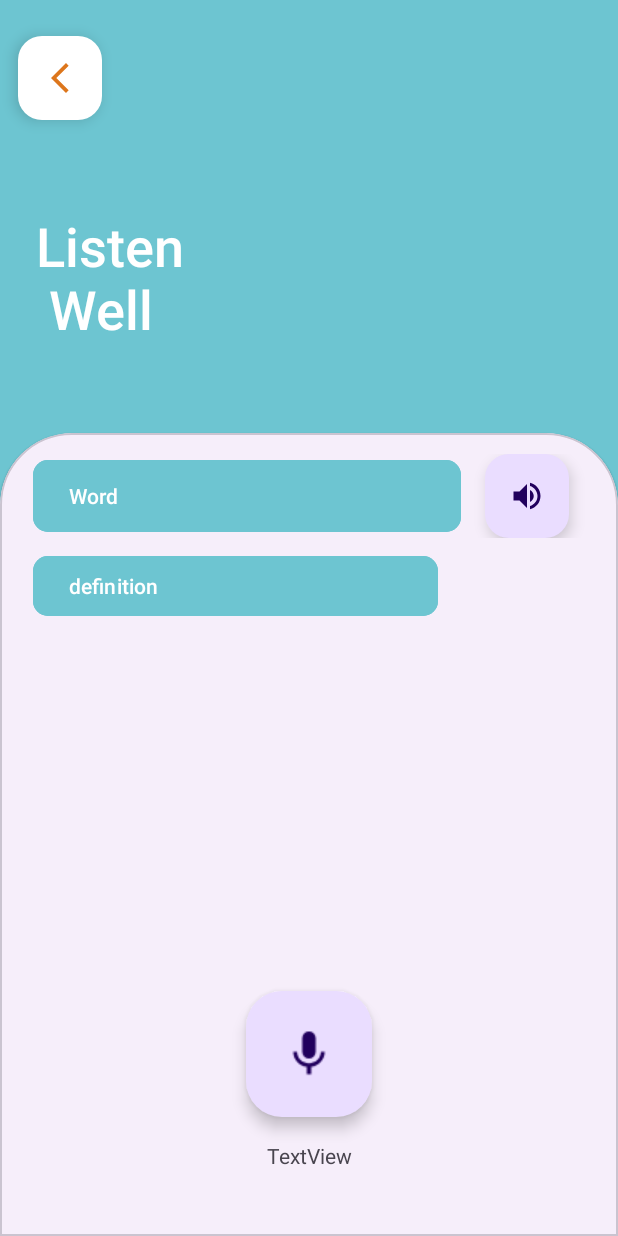
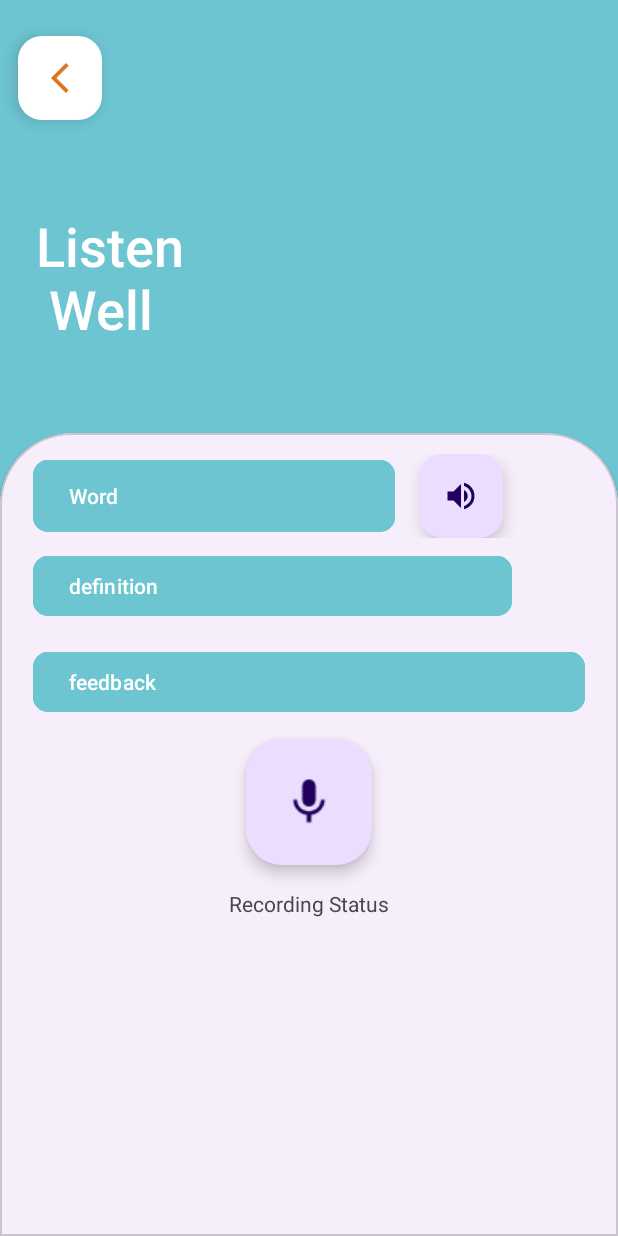
Before and after one commit to hasimiali/CapsEvan, an Android app: the Game screen opened directly, with no data from a screen before it, on a phone screen of 412 x 824 dp. Run offline under Robolectric (Android 15) with nearby library versions, the phone set to English and light mode, and no system bars.

```diff
--- a/Speaktoo/app/src/main/java/com/example/speaktoo/pages/SignUp.kt
+++ b/Speaktoo/app/src/main/java/com/example/speaktoo/pages/SignUp.kt
@@ -44,7 +44,7 @@ class SignUp : AppCompatActivity() {
                                 apply()
                             }
                             Toast.makeText(this@SignUp, "Signup Successful", Toast.LENGTH_SHORT).show()
-                            val intent = Intent(this@SignUp, Proficiency::class.java)
+                            val intent = Intent(this@SignUp, MainActivity::class.java)
                             startActivity(intent)
                         }
                     } else {
--- a/Speaktoo/app/src/main/res/layout/game.xml
+++ b/Speaktoo/app/src/main/res/layout/game.xml
@@ -74,7 +74,7 @@
 
                         <Button
                             android:id="@+id/word"
-                            android:layout_width="285dp"
+                            android:layout_width="241dp"
                             android:layout_height="match_parent"
                             android:layout_marginLeft="8dp"
                             android:layout_marginRight="8dp"
@@ -90,16 +90,17 @@
                             android:layout_height="wrap_content"
                             android:layout_marginLeft="8dp"
                             android:layout_marginRight="8dp"
-                            android:layout_weight="1"
                             android:clickable="true"
                             android:contentDescription="@string/press_to_output_voice"
-                            app:srcCompat="@drawable/baseline_volume_up_24" />
-
+                            app:srcCompat="@drawable/baseline_volume_up_24"
+                            app:fabSize="normal"
+                            android:layout_gravity="center"
+                            />
                     </LinearLayout>
 
                     <Button
                         android:id="@+id/definition"
-                        android:layout_width="270dp"
+                        android:layout_width="319dp"
                         android:layout_height="match_parent"
                         android:layout_marginLeft="8dp"
                         android:layout_marginTop="8dp"
@@ -110,35 +111,47 @@
                         android:textAlignment="textStart"
                         android:textColorLink="@color/blue"
                         app:cornerRadius="10dp" />
-                </LinearLayout>
-            </ScrollView>
+
+                    <Button
+                        android:id="@+id/feedback"
+                        android:layout_width="match_parent"
+                        android:layout_height="match_parent"
+                        android:layout_marginLeft="8dp"
+                        android:layout_marginTop="8dp"
+                        android:layout_marginRight="8dp"
+                        android:layout_marginBottom="8dp"
+                        android:backgroundTint="@color/blue"
+                        android:text="feedback"
+                        android:textAlignment="textStart"
+                        android:textColorLink="@color/blue"
+                        app:cornerRadius="10dp" />
 
                     <com.google.android.material.floatingactionbutton.FloatingActionButton
                         android:id="@+id/microphone"
                         android:layout_width="wrap_content"
                         android:layout_height="wrap_content"
+                        android:layout_gravity="center"
+                        android:layout_marginTop="20dp"
                         android:layout_marginBottom="30dp"
                         android:baselineAlignBottom="true"
                         android:clickable="true"
                         android:contentDescription="@string/press_to_go_input_voice"
                         android:focusable="true"
+                        android:foregroundGravity="center"
                         android:scaleX="1.5"
                         android:scaleY="1.5"
                         app:flow_verticalAlign="center"
-                app:layout_constraintBottom_toTopOf="@+id/microphoneState"
-                app:layout_constraintEnd_toEndOf="parent"
-                app:layout_constraintStart_toStartOf="parent"
                         app:srcCompat="@drawable/baseline_mic_24" />
 
                     <TextView
                         android:id="@+id/microphoneState"
                         android:layout_width="wrap_content"
                         android:layout_height="wrap_content"
+                        android:layout_gravity="center"
                         android:layout_marginBottom="30dp"
-                android:text="TextView"
-                app:layout_constraintBottom_toBottomOf="@+id/scrollView2"
-                app:layout_constraintEnd_toEndOf="parent"
-                app:layout_constraintStart_toStartOf="parent" />
+                        android:text="Recording Status" />
+                </LinearLayout>
+            </ScrollView>
 
         </androidx.constraintlayout.widget.ConstraintLayout>
 
```
Also changed, not shown: Speaktoo/app/src/main/java/com/example/speaktoo/api/base/ApiService.kt (+11 -0 lines), Speaktoo/app/src/main/java/com/example/speaktoo/api/base/RetrofitClient.kt (+15 -0 lines), Speaktoo/app/src/main/java/com/example/speaktoo/models/TranscriptionResponse.kt (added, +8 -0 lines), Speaktoo/app/src/main/java/com/example/speaktoo/pages/Game.kt (+33 -0 lines). Lines whose indentation alone changed are shown as unchanged.
